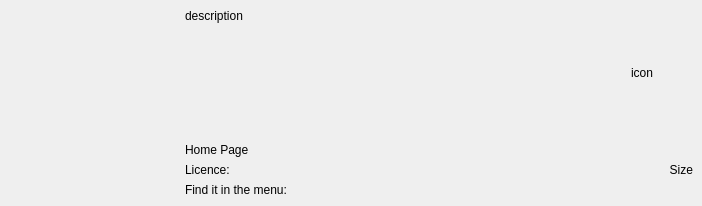
Old version of the form AddRm/KpkPackageDetails.ui in the repository KDE/apper.
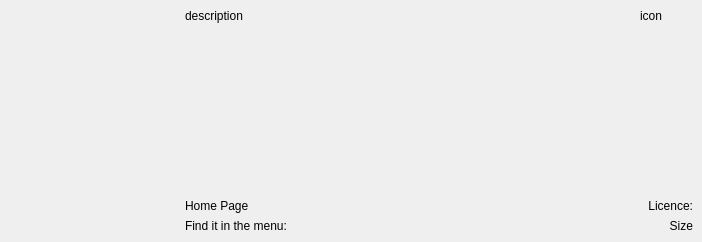
New version of the form.

```diff
--- a/AddRm/KpkPackageDetails.ui
+++ b/AddRm/KpkPackageDetails.ui
@@ -7,7 +7,7 @@
     <x>0</x>
     <y>0</y>
     <width>702</width>
-    <height>206</height>
+    <height>242</height>
    </rect>
   </property>
   <property name="sizePolicy">
@@ -49,7 +49,7 @@
         <x>0</x>
         <y>0</y>
         <width>528</width>
-        <height>206</height>
+        <height>242</height>
        </rect>
       </property>
       <property name="sizePolicy">
@@ -69,7 +69,7 @@
          </property>
          <property name="minimumSize">
           <size>
-           <width>400</width>
+           <width>320</width>
            <height>0</height>
           </size>
          </property>
@@ -86,11 +86,11 @@
           <bool>true</bool>
          </property>
          <property name="margin">
-          <number>10</number>
+          <number>5</number>
          </property>
         </widget>
        </item>
-       <item row="1" column="0" colspan="2">
+       <item row="1" column="0">
         <widget class="QLabel" name="homepageL">
          <property name="text">
           <string notr="true">Home Page</string>
@@ -98,12 +98,14 @@
          <property name="alignment">
           <set>Qt::AlignLeading|Qt::AlignLeft|Qt::AlignTop</set>
          </property>
-        </widget>
-       </item>
-       <item row="3" column="0">
-        <widget class="QLabel" name="label">
-         <property name="text">
-          <string>Licence:</string>
+         <property name="wordWrap">
+          <bool>true</bool>
+         </property>
+         <property name="margin">
+          <number>5</number>
+         </property>
+         <property name="openExternalLinks">
+          <bool>true</bool>
          </property>
         </widget>
        </item>
@@ -112,31 +114,65 @@
          <property name="text">
           <string notr="true">Find it in the menu:</string>
          </property>
-        </widget>
-       </item>
-       <item row="3" column="1">
-        <widget class="QLabel" name="sizeL">
-         <property name="text">
-          <string notr="true">Size</string>
-         </property>
-         <property name="alignment">
-          <set>Qt::AlignRight|Qt::AlignTrailing|Qt::AlignVCenter</set>
+         <property name="margin">
+          <number>5</number>
          </property>
         </widget>
        </item>
        <item row="0" column="1">
         <widget class="QLabel" name="iconL">
+         <property name="sizePolicy">
+          <sizepolicy hsizetype="Fixed" vsizetype="Preferred">
+           <horstretch>0</horstretch>
+           <verstretch>0</verstretch>
+          </sizepolicy>
+         </property>
          <property name="minimumSize">
           <size>
-           <width>100</width>
+           <width>84</width>
            <height>0</height>
           </size>
          </property>
+         <property name="maximumSize">
+          <size>
+           <width>70</width>
+           <height>16777215</height>
+          </size>
+         </property>
          <property name="text">
           <string notr="true">icon</string>
          </property>
          <property name="alignment">
-          <set>Qt::AlignCenter</set>
+          <set>Qt::AlignHCenter|Qt::AlignTop</set>
+         </property>
+         <property name="margin">
+          <number>5</number>
+         </property>
+        </widget>
+       </item>
+       <item row="4" column="1">
+        <widget class="QLabel" name="sizeL">
+         <property name="text">
+          <string notr="true">Size</string>
+         </property>
+         <property name="alignment">
+          <set>Qt::AlignRight|Qt::AlignTrailing|Qt::AlignVCenter</set>
+         </property>
+         <property name="margin">
+          <number>5</number>
+         </property>
+        </widget>
+       </item>
+       <item row="1" column="1">
+        <widget class="QLabel" name="licenseL">
+         <property name="text">
+          <string>Licence:</string>
+         </property>
+         <property name="alignment">
+          <set>Qt::AlignRight|Qt::AlignTrailing|Qt::AlignVCenter</set>
+         </property>
+         <property name="margin">
+          <number>5</number>
          </property>
         </widget>
        </item>
```
